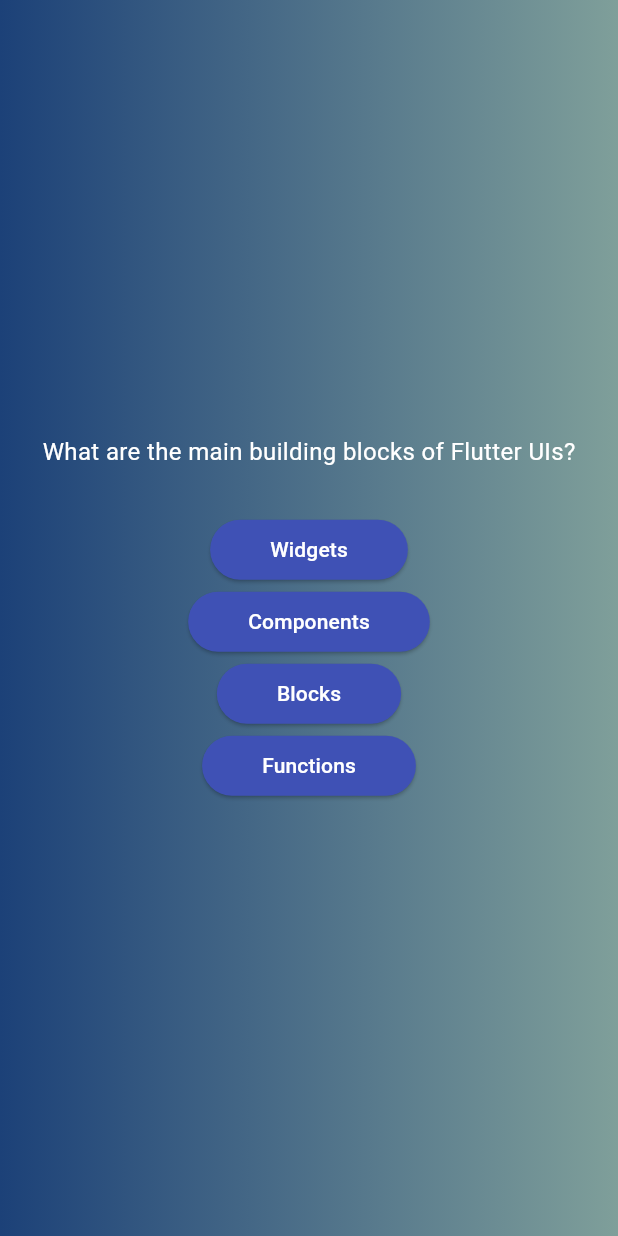
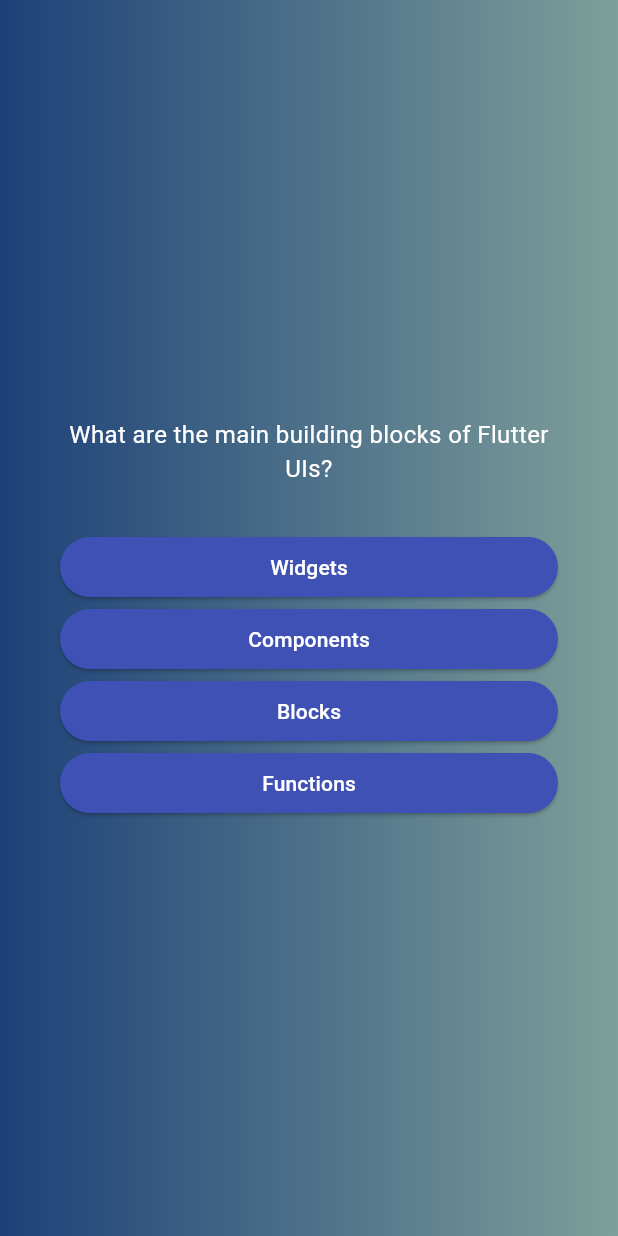
Before and after one commit to Chaabijose/QuizzApp, a Flutter app: the screen it shows after launch, after a tap on "Start Quiz", on a phone screen of 412 x 824 dp. Run offline on Flutter 3.47's test engine with Material 3 defaults, Android fonts, the phone set to English and light mode, and no system bars.

Commit message:
Enhance question screen design

```diff
--- a/lib/screens/questions/questions_screen.dart
+++ b/lib/screens/questions/questions_screen.dart
@@ -17,19 +17,25 @@ class _QuestionsState extends State<QuestionsScreen> {
   Widget build(BuildContext context) {
     return SizedBox(
       width: double.infinity,
+      child: Container(
+        margin: EdgeInsets.all(40),
         child: Column(
           mainAxisAlignment: MainAxisAlignment.center,
+          crossAxisAlignment: CrossAxisAlignment.stretch,
           children: [
             Text(currentQuestion.text, style: TextStyle(
               color: Colors.white,
               fontSize: 16,
-          ),),
+              ),
+              textAlign: TextAlign.center,
+            ),
             SizedBox(height: 30),
             ...currentQuestion.answers.map((answer) {
               return AnswerButton(answerText: answer, onTap: () {});
             }),
           ],
         ),
+      ),
     );
   }
 
```
Lines whose indentation alone changed are shown as unchanged.
